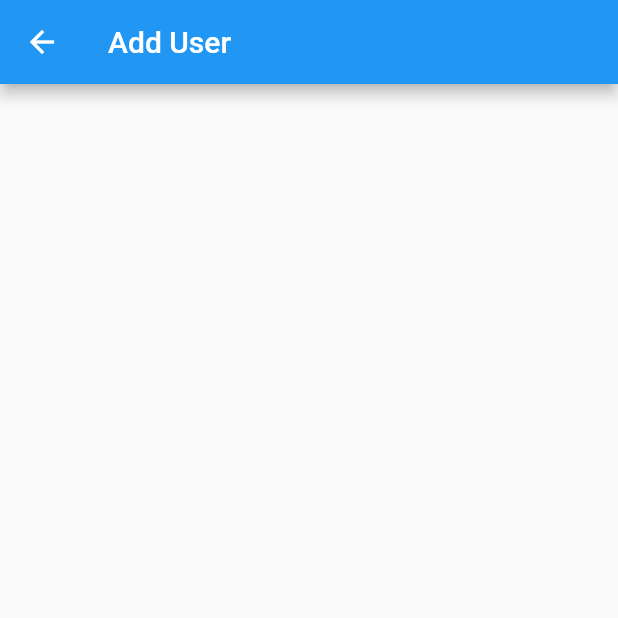
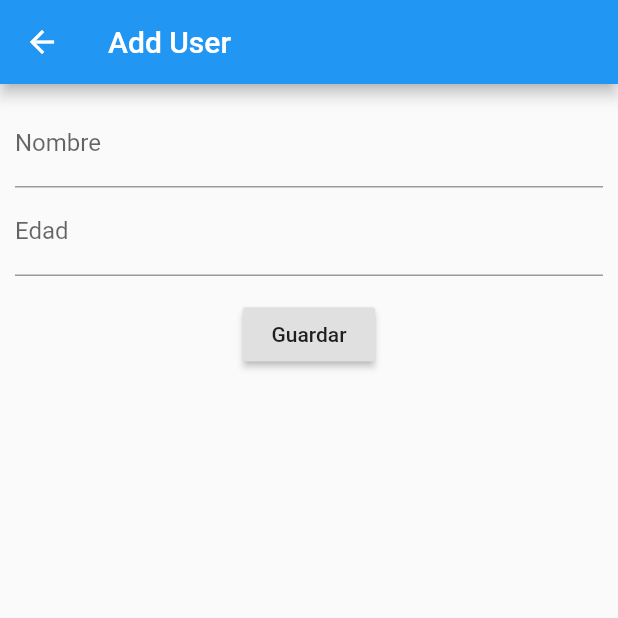
Before and after one commit to MrGiovanotti/flutter-bloc-example, a Flutter app: the AddUserScreen screen opened by its route, on a phone screen of 412 x 824 dp, the top half of it. Run offline on Flutter 3.47's test engine with Material 2 defaults, Android fonts, the phone set to English and light mode, and no system bars.

Commit message:
Add user finished

```diff
--- a/lib/screens/add_user_screen.dart
+++ b/lib/screens/add_user_screen.dart
@@ -1,12 +1,51 @@
+import 'package:bloc_example/bloc/users/users_bloc.dart';
+import 'package:bloc_example/bloc/users/users_events.dart';
+import 'package:bloc_example/models/user.dart';
+import 'package:bloc_example/utils/routes_utils.dart';
 import 'package:flutter/material.dart';
 
 class AddUserScreen extends StatelessWidget {
+  final TextEditingController _nameController = TextEditingController();
+  final TextEditingController _ageController = TextEditingController();
+
+  final UsersBloc _usersBloc = UsersBloc();
+
   @override
   Widget build(BuildContext context) {
     return Scaffold(
       appBar: AppBar(
         title: Text('Add User'),
       ),
+      body: Padding(
+        padding: EdgeInsets.all(10.0),
+        child: Column(
+          children: [
+            TextField(
+              controller: _nameController,
+              textCapitalization: TextCapitalization.words,
+              decoration: InputDecoration(labelText: 'Nombre'),
+            ),
+            TextField(
+              controller: _ageController,
+              keyboardType: TextInputType.number,
+              decoration: InputDecoration(labelText: 'Edad'),
+            ),
+            SizedBox(
+              height: 15.0,
+            ),
+            RaisedButton(
+              onPressed: () {
+                User user =
+                    User(_nameController.text, int.parse(_ageController.text));
+                _usersBloc.usersSink.add(AddUserEvent(user));
+                Navigator.pushNamedAndRemoveUntil(
+                    context, RoutesUtils.HOME, (route) => false);
+              },
+              child: Text('Guardar'),
+            )
+          ],
+        ),
+      ),
     );
   }
 }
--- a/lib/screens/home_screen.dart
+++ b/lib/screens/home_screen.dart
@@ -28,6 +28,7 @@ class _HomeScreenState extends State<HomeScreen> {
 
   @override
   Widget build(BuildContext context) {
+    _usersBloc.usersSink.add(GetUsersEvent());
     return Container(
       child: Scaffold(
         appBar: AppBar(
@@ -59,6 +60,8 @@ class _HomeScreenState extends State<HomeScreen> {
             itemBuilder: (context, index) {
               return ListTile(
                 leading: Icon(Icons.person),
+                title: Text(snapshot.data[index].name),
+                subtitle: Text('Edad: ' + snapshot.data[index].age.toString()),
               );
             },
           );
```
